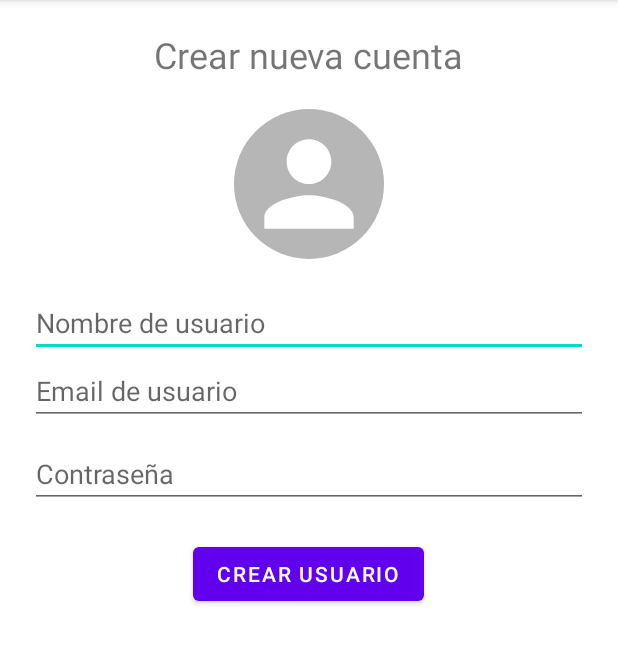
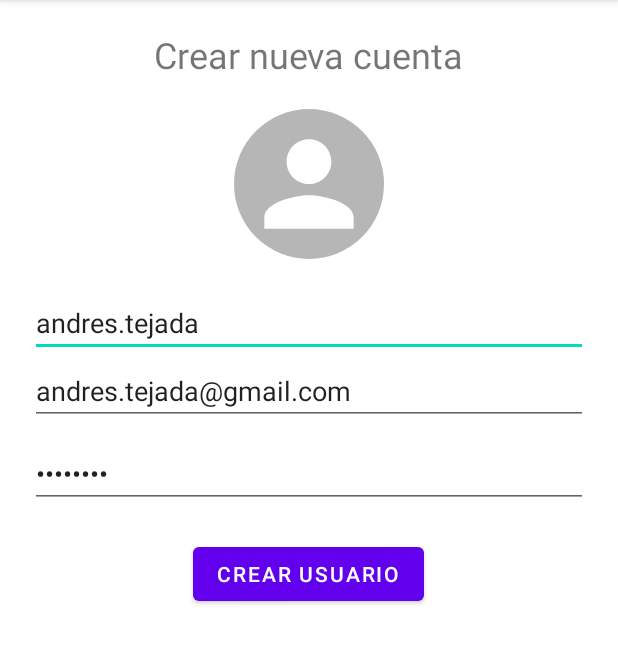
Before and after one commit to andrestejada/tiendaVirtualUcompensar, an Android app: the screen it shows after launch (RegistrarActivity), after a tap on "CREAR UNA CUENTA", on a phone screen of 412 x 824 dp, the part 84-748 px from its top. Run offline under Robolectric (Android 15) with nearby library versions, the phone set to English and light mode, and no system bars; our stand-ins replace Firebase (no records; nobody signed in at launch, a user with empty details on screens opened directly).

Commit message:
registrar usuarios

```diff
--- a/app/build.gradle.kts
+++ b/app/build.gradle.kts
@@ -50,6 +50,7 @@ dependencies {
     implementation("com.google.android.material:material:1.4.0")
     implementation("com.google.firebase:firebase-database:20.3.1")
     implementation("com.google.firebase:firebase-storage:20.3.0")
+    implementation("com.google.firebase:firebase-auth:23.0.0")
     testImplementation("junit:junit:4.13.2")
     androidTestImplementation("androidx.test.ext:junit:1.1.5")
     androidTestImplementation("androidx.test.espresso:espresso-core:3.5.1")
--- a/app/src/main/java/com/example/tiendavirtualandroid/LoginActivity.kt
+++ b/app/src/main/java/com/example/tiendavirtualandroid/LoginActivity.kt
@@ -4,8 +4,13 @@ import android.content.Intent
 import androidx.appcompat.app.AppCompatActivity
 import android.os.Bundle
 import android.widget.Button
+import com.google.firebase.database.DatabaseReference
+import com.google.firebase.ktx.Firebase
+class LoginActivity : AppCompatActivity() {
 
-class LoginActivity : AppCompatActivity() {
+    private lateinit var database: DatabaseReference
+// ...
+
     override fun onCreate(savedInstanceState: Bundle?) {
         super.onCreate(savedInstanceState)
         setContentView(R.layout.activity_login)
--- a/app/src/main/java/com/example/tiendavirtualandroid/RegistrarActivity.kt
+++ b/app/src/main/java/com/example/tiendavirtualandroid/RegistrarActivity.kt
@@ -1,11 +1,105 @@
 package com.example.tiendavirtualandroid
 
+import android.content.Intent
 import androidx.appcompat.app.AppCompatActivity
 import android.os.Bundle
+import android.widget.Button
+import android.widget.EditText
+import android.widget.Toast
+import com.google.firebase.auth.FirebaseAuth
+import com.google.firebase.auth.ktx.auth
+import com.google.firebase.database.DatabaseReference
+import com.google.firebase.database.ktx.database
+import com.google.firebase.ktx.Firebase
+import android.util.Log
 
 class RegistrarActivity : AppCompatActivity() {
+
+    private lateinit var database: DatabaseReference
+    private lateinit var name: EditText
+    private lateinit var email: EditText
+    private lateinit var password: EditText
+    private lateinit var btnRegister: Button
+    private lateinit var auth: FirebaseAuth
+
     override fun onCreate(savedInstanceState: Bundle?) {
         super.onCreate(savedInstanceState)
         setContentView(R.layout.activity_registrar)
+        initializeDatabase()
+        initializeUI()
+        setupListeners()
+    }
+
+    private fun initializeDatabase() {
+        database = Firebase.database.reference
+        auth = Firebase.auth
+    }
+
+    private fun initializeUI() {
+        name = findViewById(R.id.username)
+        email = findViewById(R.id.email)
+        password = findViewById(R.id.password)
+        btnRegister = findViewById(R.id.btnCrearCuenta)
+    }
+
+    private fun setupListeners() {
+        btnRegister.setOnClickListener {
+            registerUser()
+        }
+    }
+
+    private fun createUserInDatabase(userId: String, user: User) {
+        if (userId != null) {
+            database.child("users").child(userId).setValue(user)
+                .addOnCompleteListener { task ->
+                    if (task.isSuccessful) {
+                        showSuccessToast("Usuario Creado con éxito")
+                        navigateToLogin()
+                    } else {
+                        showErrorToast("Error al crear el usuario")
+                    }
+                }
+        } else {
+            showErrorToast("Error al generar ID de usuario")
+        }
+    }
+
+    private fun registerUser() {
+        val user = User(password.text.toString(), email.text.toString(), name.text.toString())
+
+        auth.createUserWithEmailAndPassword(email.text.toString(), password.text.toString())
+            .addOnCompleteListener(this) { task ->
+                if (task.isSuccessful) {
+                    // Sign in success, update UI with the signed-in user's information
+                    Log.d("RegistrarActivity", "createUserWithEmail:success")
+                    val firebaseUser = auth.currentUser
+                    this.createUserInDatabase(userId = firebaseUser?.uid!! , user = user )
+                    //updateUI(user)
+                } else {
+                    // If sign in fails, display a message to the user.
+                    Log.w("RegistrarActivity", "createUserWithEmail:failure", task.exception)
+                    Toast.makeText(
+                        baseContext,
+                        task.exception?.message.toString(),
+                        Toast.LENGTH_SHORT,
+                    ).show()
+                    //updateUI(null)
+                }
+            }
+
+    }
+
+    private fun showSuccessToast(message: String) {
+        Toast.makeText(this, message, Toast.LENGTH_SHORT).show()
+    }
+
+    private fun showErrorToast(message: String) {
+        Toast.makeText(this, message, Toast.LENGTH_SHORT).show()
+    }
+
+    private fun navigateToLogin() {
+        val intent = Intent(this, LoginActivity::class.java)
+        startActivity(intent)
+        finish()
     }
 }
--- a/app/src/main/res/layout/activity_registrar.xml
+++ b/app/src/main/res/layout/activity_registrar.xml
@@ -27,11 +27,13 @@
         android:layout_width="match_parent"
         android:layout_height="wrap_content"
         android:hint="Nombre de usuario"
+        android:text="andres.tejada"
         android:inputType="textEmailAddress"
         android:maxLines="1" />
 
     <EditText
         android:id="@+id/email"
+        android:text="andres.tejada@gmail.com"
         android:layout_width="match_parent"
         android:layout_height="wrap_content"
         android:hint="Email de usuario"
@@ -45,11 +47,12 @@
         android:layout_marginTop="10dp"
         android:hint="Contraseña"
         android:inputType="textPassword"
+        android:text="password"
         android:maxLines="1" />
 
     <!-- Botón para iniciar sesión -->
     <Button
-        android:id="@+id/loginButton"
+        android:id="@+id/btnCrearCuenta"
         android:layout_width="wrap_content"
         android:layout_height="wrap_content"
         android:layout_marginTop="20dp"
```
Also changed, not shown: app/src/main/java/com/example/tiendavirtualandroid/User.kt (added, +8 -0 lines).
